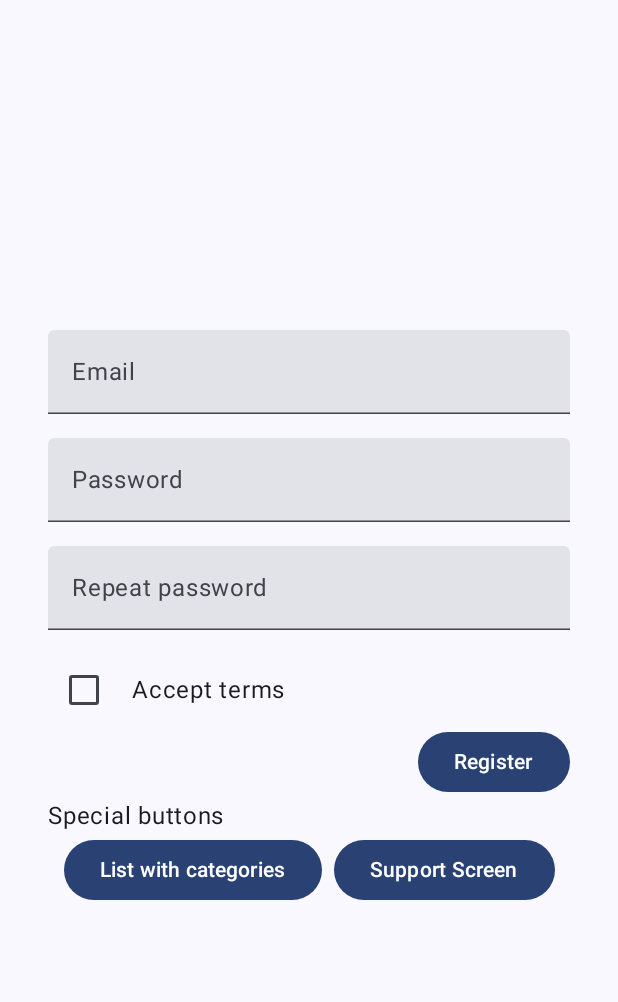
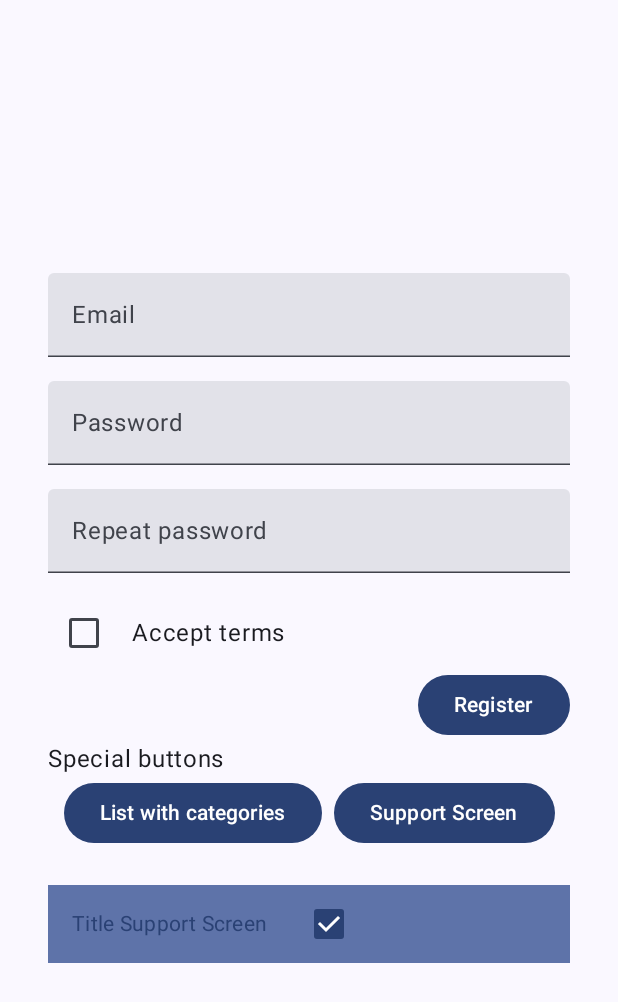
Before and after one commit to pavelfire/ValidateForm, an Android app built with Jetpack Compose: the screen it shows after launch (MainActivity), on a phone screen of 412 x 824 dp. Shown: the top 1002 px of the screen. Run offline under Robolectric (Android 15) with nearby library versions, the phone set to English and light mode, and no system bars.

```diff
--- a/app/build.gradle.kts
+++ b/app/build.gradle.kts
@@ -69,4 +69,8 @@ dependencies {
 
     implementation("androidx.lifecycle:lifecycle-viewmodel-compose:2.6.2")
     implementation("androidx.navigation:navigation-compose:2.7.5")
+
+//    implementation("com.google.dagger:hilt-android:2.48.1")
+    //implementation("androidx.hilt:hilt-navigation-compose:1.1.0")
+//    implementation("com.google.dagger:hilt-compiler:2.48.1")
 }
--- a/app/src/main/java/com/vk/directop/validateform/presentation/Registration.kt
+++ b/app/src/main/java/com/vk/directop/validateform/presentation/Registration.kt
@@ -1,7 +1,7 @@
 package com.vk.directop.validateform.presentation
 
-import android.widget.HorizontalScrollView
 import android.widget.Toast
+import androidx.compose.foundation.background
 import androidx.compose.foundation.layout.Arrangement
 import androidx.compose.foundation.layout.Column
 import androidx.compose.foundation.layout.Row
@@ -23,12 +23,15 @@ import androidx.compose.runtime.LaunchedEffect
 import androidx.compose.ui.Alignment
 import androidx.compose.ui.Modifier
 import androidx.compose.ui.platform.LocalContext
+import androidx.compose.ui.res.stringResource
 import androidx.compose.ui.text.input.KeyboardType
 import androidx.compose.ui.text.input.PasswordVisualTransformation
 import androidx.compose.ui.unit.dp
 import androidx.lifecycle.viewmodel.compose.viewModel
 import androidx.navigation.NavController
 import com.vk.directop.validateform.MainViewModel
+import com.vk.directop.validateform.R
+import com.vk.directop.validateform.presentation.components.MyCheckbox
 
 @OptIn(ExperimentalMaterial3Api::class)
 @Composable
@@ -162,12 +165,12 @@ fun Registration(
         ) {
             Text(text = "Register")
         }
-        Spacer(modifier = Modifier.width(16.dp))
+        Spacer(modifier = Modifier.width(18.dp))
         Text(text = "Special buttons")
         Spacer(modifier = Modifier.width(8.dp))
         Row(
             modifier = Modifier.align(Alignment.CenterHorizontally)
-        ){
+        ) {
             Button(
                 onClick = {
                     viewModel.onEvent(RegistrationFormEvent.CategorizedList)
@@ -184,6 +187,23 @@ fun Registration(
                 Text(text = "Support Screen")
             }
         }
+        Spacer(modifier = Modifier.width(18.dp))
+        Row(
+            modifier = Modifier
+                .padding(top = 24.dp)
+                .fillMaxWidth()
+                .height(52.dp)
+                .background(MaterialTheme.colorScheme.primaryContainer),
+            verticalAlignment = Alignment.CenterVertically,
+        ) {
+            Text(
+                modifier = Modifier.padding(start = 16.dp, end = 16.dp),
+                text = stringResource(id = R.string.title_support_screen),
+                style = MaterialTheme.typography.bodyMedium,
+                color = MaterialTheme.colorScheme.primary
+            )
+            MyCheckbox()
+        }
 
     }
 }
--- /dev/null
+++ b/app/src/main/java/com/vk/directop/validateform/presentation/components/MyCheckbox.kt
@@ -0,0 +1,16 @@
+package com.vk.directop.validateform.presentation.components
+
+import androidx.compose.material3.Checkbox
+import androidx.compose.runtime.Composable
+import androidx.compose.runtime.mutableStateOf
+import androidx.compose.runtime.remember
+
+@Composable
+fun MyCheckbox () {
+    var checked = remember{ mutableStateOf(true) }
+    Checkbox(checked = checked.value,
+        onCheckedChange = {
+            checked.value = it
+        })
+
+}
--- a/app/src/main/res/values/strings.xml
+++ b/app/src/main/res/values/strings.xml
@@ -1,3 +1,4 @@
 <resources>
     <string name="app_name">ValidateForm</string>
+    <string name="title_support_screen">Title Support Screen</string>
 </resources>
```
Also changed, not shown: app/src/main/java/com/vk/directop/validateform/presentation/CategorizedLazyColumn.kt (+18 -3 lines).
